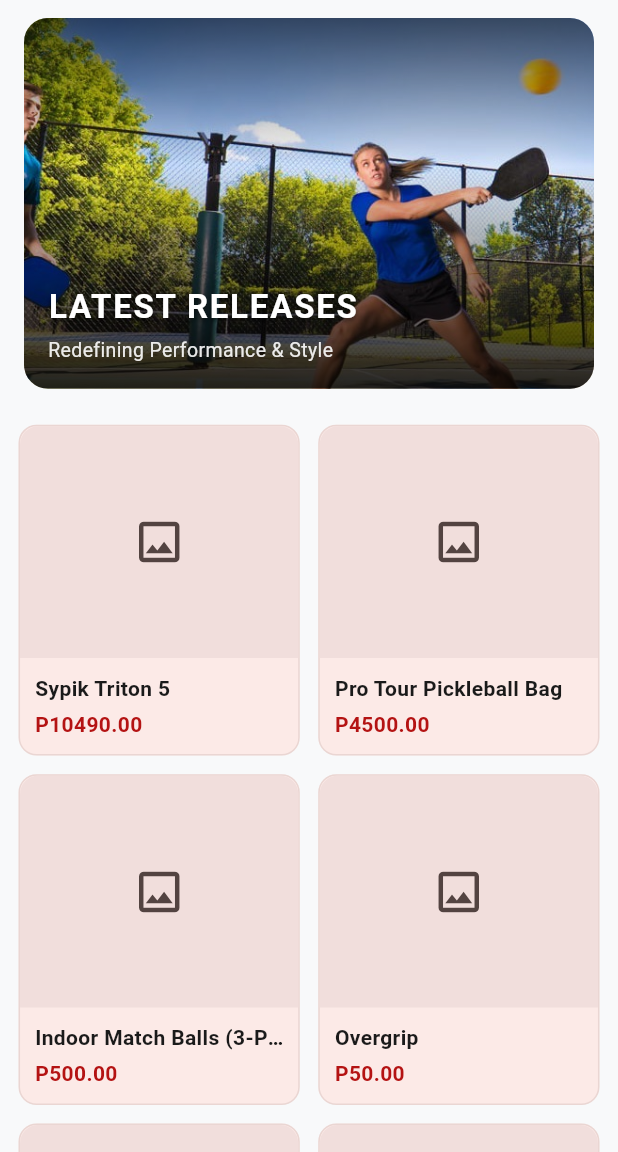
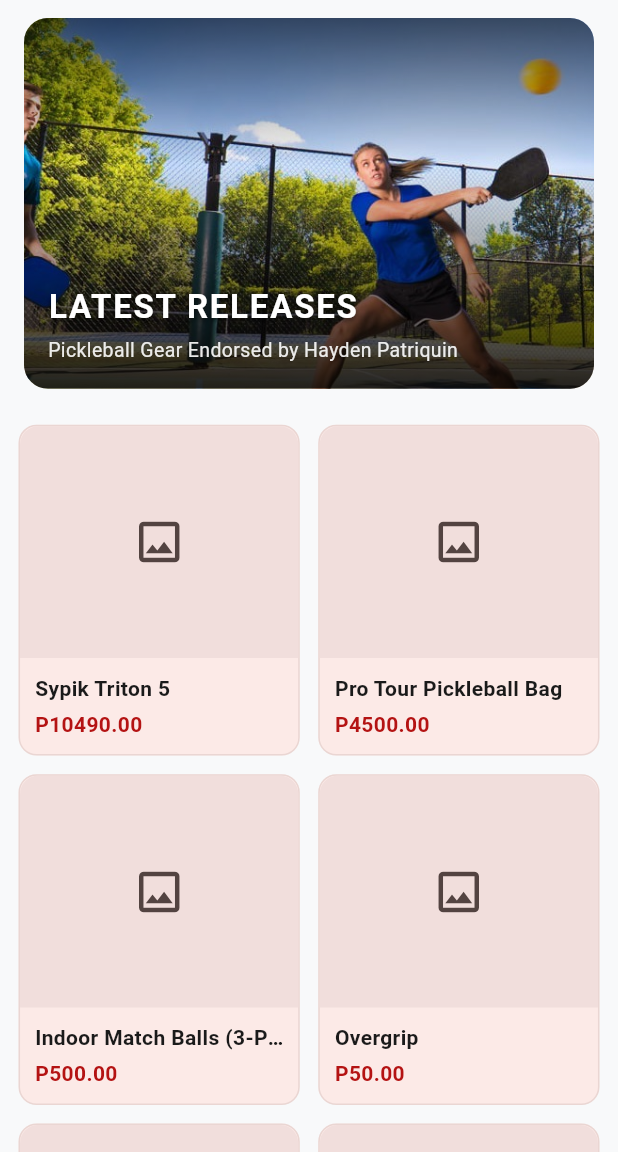
Before and after one commit to chastin-obeso/Obeso-CS-Elective-2, a Flutter app: the screen it shows after launch, on a phone screen of 412 x 824 dp, the part 84-1236 px from its top. Run offline on Flutter 3.47's test engine with Material 3 defaults, Android fonts, the phone set to English and light mode, and no system bars; our stand-ins replace go_router.

Commit message:
fourth commit

```diff
--- a/act_1/lib/app/route.dart
+++ b/act_1/lib/app/route.dart
@@ -5,8 +5,7 @@ import '/productlist.dart';
 import '/appbar.dart';
 
 class AppRouter {
-  // 1. Pass the callback into a method that returns the configured GoRouter instance
-  static GoRouter createRouter({required VoidCallback onThemeToggle}) {
+    static GoRouter createRouter({required VoidCallback onThemeToggle}) {
     return GoRouter(
       initialLocation: '/',
       routes: [
@@ -33,7 +32,6 @@ class AppRouter {
   }
 }
 
-// 2. Accept VoidCallback in HomeScreen
 class HomeScreen extends StatelessWidget {
   final VoidCallback onThemeToggle;
 
@@ -43,7 +41,7 @@ class HomeScreen extends StatelessWidget {
   Widget build(BuildContext context) {
     return Scaffold(
       appBar: CustomAppBar(
-        title: 'RallyRed', // Passed directly to CustomAppBar
+        title: 'RallyRed',
       ),
       body: const SingleChildScrollView(
         child: Column(
--- a/act_1/lib/herobanner.dart
+++ b/act_1/lib/herobanner.dart
@@ -10,13 +10,12 @@ class HeroBannerWidget extends StatelessWidget {
     super.key,
     this.height,
     this.title = 'LATEST RELEASES',
-    this.subtitle = 'Redefining Performance & Style',
+    this.subtitle = 'Pickleball Gear Endorsed by Hayden Patriquin',
     this.imagePath = 'assets/photo1.jpg',
   });
 
   @override
   Widget build(BuildContext context) {
-    // 1. Dynamic Height: Default to 30% of screen height if no height provided
     final screenHeight = MediaQuery.of(context).size.height;
     final responsiveHeight = height ?? (screenHeight * 0.30).clamp(200.0, 450.0);
 
--- a/act_1/lib/main.dart
+++ b/act_1/lib/main.dart
@@ -12,7 +12,6 @@ void main() {
 class RallyRedApp extends StatefulWidget {
   const RallyRedApp({super.key});
 
-  // Allows descendant widgets to find state
   static _RallyRedAppState of(BuildContext context) =>
       context.findAncestorStateOfType<_RallyRedAppState>()!;
 
@@ -30,7 +29,6 @@ class _RallyRedAppState extends State<RallyRedApp> {
     });
   }
 
-  // Pure static router, no need to pass callbacks!
   late final GoRouter _router = AppRouter.createRouter(onThemeToggle: toggleTheme);
 
   @override
--- a/act_1/lib/productlist.dart
+++ b/act_1/lib/productlist.dart
@@ -1,12 +1,12 @@
 import 'package:flutter/material.dart';
 import 'package:go_router/go_router.dart';
 
-// 1. Define a simple Product model
+
 class Product {
   final String id;
   final String name;
   final double price;
-  final String? imageUrl; // Optional: for real image paths later
+  final String? imageUrl;
 
   const Product({
     required this.id,
@@ -19,7 +19,7 @@ class Product {
 class ProductList extends StatelessWidget {
   const ProductList({super.key});
 
-  // 2. Define your array of products here
+
   final List<Product> products = const [
     Product(id: '1', name: 'Sypik Triton 5', price: 10490.00),
     Product(id: '2', name: 'Pro Tour Pickleball Bag', price: 4500.00),
@@ -53,7 +53,7 @@ class ProductList extends StatelessWidget {
       child: GridView.builder(
         shrinkWrap: true,
         physics: const NeverScrollableScrollPhysics(),
-        itemCount: products.length, // 3. Dynamically set length from array
+        itemCount: products.length,
         gridDelegate: SliverGridDelegateWithFixedCrossAxisCount(
           crossAxisCount: crossAxisCount,
           crossAxisSpacing: dynamicSpacing,
@@ -61,7 +61,7 @@ class ProductList extends StatelessWidget {
           childAspectRatio: 0.85,
         ),
         itemBuilder: (context, index) {
-          final product = products[index]; // 4. Grab individual product
+          final product = products[index];
           return _buildProductCard(context, colorScheme, product);
         },
       ),
@@ -71,7 +71,7 @@ class ProductList extends StatelessWidget {
   Widget _buildProductCard(
     BuildContext context,
     ColorScheme colorScheme,
-    Product product, // 5. Accept the Product model instead of index
+    Product product,
   ) {
     return Material(
       color: Colors.transparent,
@@ -80,7 +80,7 @@ class ProductList extends StatelessWidget {
         onTap: () {
           context.goNamed(
             'productDetail',
-            pathParameters: {'id': product.id}, // 6. Use dynamic product ID
+            pathParameters: {'id': product.id},
           );
         },
         child: Container(
```
